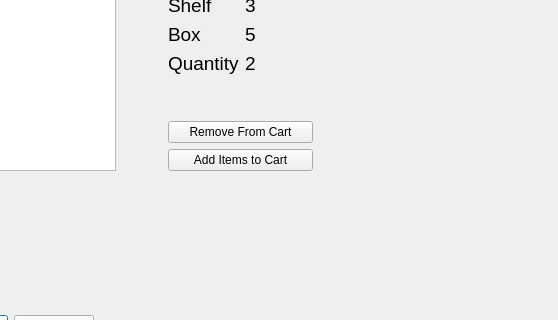
arc-bphc/sims-gui, file cart.ui: the form before one commit; both pictures show x 536 to 1094 and y 310 to 630 of the 1094 by 795 pixel window.
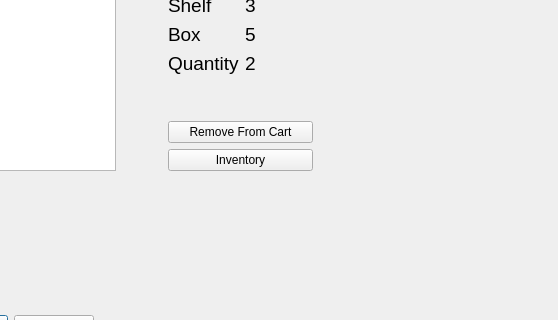
The form after the commit. Icons and pictures are not drawn.

Commit message: Changed button label

```diff
--- a/cart.ui
+++ b/cart.ui
@@ -237,7 +237,7 @@
        <item row="9" column="0" colspan="2">
         <widget class="QPushButton" name="openInventory">
          <property name="text">
-          <string>Add Items to Cart</string>
+          <string>Inventory</string>
          </property>
         </widget>
        </item>
```
The commit also changes 2 other files.
